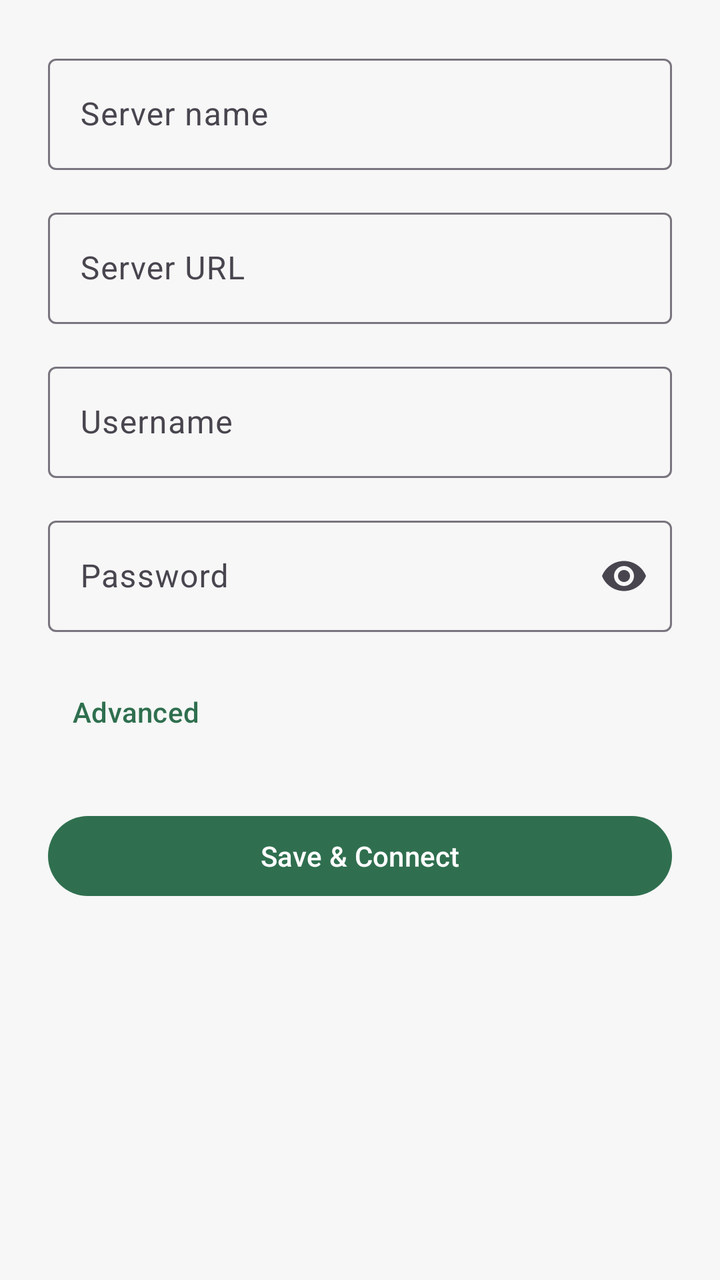
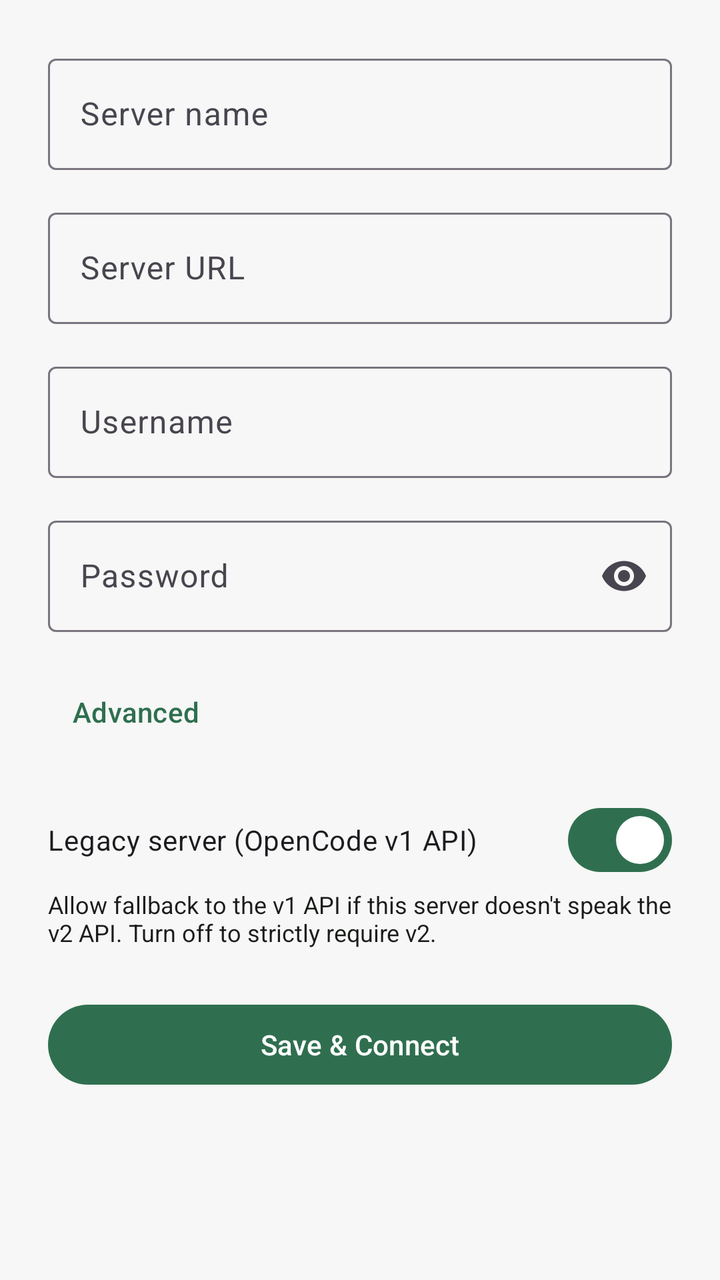

An Android layout rendered at two revisions. The XML below is the earlier revision; the diff shows what the commit changed to produce the second picture.
<!-- AndroidManifest.xml: application theme Theme.OpenCodeWrapper -->
<!-- res/layout/activity_server_edit.xml -->
<?xml version="1.0" encoding="utf-8"?>
<ScrollView xmlns:android="http://schemas.android.com/apk/res/android"
    xmlns:app="http://schemas.android.com/apk/res-auto"
    android:layout_width="match_parent"
    android:layout_height="match_parent"
    android:background="@color/background"
    android:fillViewport="true">

    <LinearLayout
        android:layout_width="match_parent"
        android:layout_height="wrap_content"
        android:orientation="vertical"
        android:padding="24dp">

        <com.google.android.material.textfield.TextInputLayout
            android:id="@+id/serverNameLayout"
            style="@style/Widget.Material3.TextInputLayout.OutlinedBox"
            android:layout_width="match_parent"
            android:layout_height="wrap_content"
            android:hint="@string/label_server_name">

            <com.google.android.material.textfield.TextInputEditText
                android:id="@+id/serverNameInput"
                android:layout_width="match_parent"
                android:layout_height="wrap_content"
                android:inputType="text" />
        </com.google.android.material.textfield.TextInputLayout>

        <com.google.android.material.textfield.TextInputLayout
            android:id="@+id/serverUrlLayout"
            style="@style/Widget.Material3.TextInputLayout.OutlinedBox"
            android:layout_width="match_parent"
            android:layout_height="wrap_content"
            android:layout_marginTop="16dp"
            android:hint="@string/label_server_url">

            <com.google.android.material.textfield.TextInputEditText
                android:id="@+id/serverUrlInput"
                android:layout_width="match_parent"
                android:layout_height="wrap_content"
                android:autofillHints="url"
                android:inputType="textUri" />
        </com.google.android.material.textfield.TextInputLayout>

        <com.google.android.material.textfield.TextInputLayout
            android:id="@+id/usernameLayout"
            style="@style/Widget.Material3.TextInputLayout.OutlinedBox"
            android:layout_width="match_parent"
            android:layout_height="wrap_content"
            android:layout_marginTop="16dp"
            android:hint="@string/label_username">

            <com.google.android.material.textfield.TextInputEditText
                android:id="@+id/usernameInput"
                android:layout_width="match_parent"
                android:layout_height="wrap_content"
                android:inputType="text" />
        </com.google.android.material.textfield.TextInputLayout>

        <com.google.android.material.textfield.TextInputLayout
            android:id="@+id/passwordLayout"
            style="@style/Widget.Material3.TextInputLayout.OutlinedBox"
            android:layout_width="match_parent"
            android:layout_height="wrap_content"
            android:layout_marginTop="16dp"
            android:hint="@string/label_password"
            app:endIconMode="password_toggle">

            <com.google.android.material.textfield.TextInputEditText
                android:id="@+id/passwordInput"
                android:layout_width="match_parent"
                android:layout_height="wrap_content"
                android:inputType="textPassword" />
        </com.google.android.material.textfield.TextInputLayout>

        <com.google.android.material.button.MaterialButton
            android:id="@+id/advancedToggle"
            style="@style/Widget.Material3.Button.TextButton"
            android:layout_width="wrap_content"
            android:layout_height="wrap_content"
            android:layout_marginTop="16dp"
            android:text="@string/label_advanced" />

        <com.google.android.material.textfield.TextInputLayout
            android:id="@+id/authHeaderLayout"
            style="@style/Widget.Material3.TextInputLayout.OutlinedBox"
            android:layout_width="match_parent"
            android:layout_height="wrap_content"
            android:layout_marginTop="8dp"
            android:visibility="gone"
            android:hint="@string/label_auth_header">

            <com.google.android.material.textfield.TextInputEditText
                android:id="@+id/authHeaderInput"
                android:layout_width="match_parent"
                android:layout_height="wrap_content"
                android:inputType="textPassword" />
        </com.google.android.material.textfield.TextInputLayout>

        <TextView
            android:id="@+id/authPrecedenceHint"
            android:layout_width="match_parent"
            android:layout_height="wrap_content"
            android:visibility="gone"
            android:text="@string/hint_auth_precedence"
            android:textColor="@color/on_surface"
            android:textSize="12sp" />

        <com.google.android.material.button.MaterialButton
            android:id="@+id/saveButton"
            android:layout_width="match_parent"
            android:layout_height="wrap_content"
            android:layout_marginTop="24dp"
            android:text="@string/action_save" />

        <TextView
            android:id="@+id/statusText"
            android:layout_width="match_parent"
            android:layout_height="wrap_content"
            android:layout_marginTop="16dp"
            android:textColor="@color/on_surface" />
    </LinearLayout>
</ScrollView>
<!-- resources referenced by this layout -->
<resources>
  <color name="background">#F6F7F6</color>
  <color name="on_surface">#1A1C1A</color>
  <string name="action_save">Save &amp; Connect</string>
  <string name="hint_auth_precedence">If a username is set, it takes precedence over this header.</string>
  <string name="label_advanced">Advanced</string>
  <string name="label_auth_header">Auth header value (optional)</string>
  <string name="label_password">Password</string>
  <string name="label_server_name">Server name</string>
  <string name="label_server_url">Server URL</string>
  <string name="label_username">Username</string>
  <style name="Theme.OpenCodeWrapper" parent="Theme.Material3.DayNight.NoActionBar">
          <item name="colorPrimary">@color/primary</item>
          <item name="colorPrimaryDark" tools:ignore="PrivateResource">@color/primary_dark</item>
          <item name="colorAccent">@color/accent</item>
          <item name="android:windowBackground">@color/background</item>
          
          <item name="android:statusBarColor">?attr/colorSurface</item>
          
          <item name="android:windowOptOutEdgeToEdgeEnforcement" tools:targetApi="35">true</item>
      </style>
  <color name="primary">#2F6F4F</color>
  <color name="primary_dark">#1F4E36</color>
  <color name="accent">#B27A1F</color>
</resources>

<!-- the commit's change to res/layout/activity_server_edit.xml (unified diff, before → after) -->
@@ -106,6 +106,22 @@
             android:textColor="@color/on_surface"
             android:textSize="12sp" />
 
+        <com.google.android.material.materialswitch.MaterialSwitch
+            android:id="@+id/v1CompatSwitch"
+            android:layout_width="match_parent"
+            android:layout_height="wrap_content"
+            android:layout_marginTop="16dp"
+            android:checked="true"
+            android:text="@string/label_v1_compat" />
+
+        <TextView
+            android:id="@+id/v1CompatSummary"
+            android:layout_width="match_parent"
+            android:layout_height="wrap_content"
+            android:text="@string/summary_v1_compat"
+            android:textColor="@color/on_surface"
+            android:textSize="12sp" />
+
         <com.google.android.material.button.MaterialButton
             android:id="@+id/saveButton"
             android:layout_width="match_parent"
<!-- resource entries referenced after the edit -->
@@ -10,6 +10,8 @@
   <string name="label_server_name">Server name</string>
   <string name="label_server_url">Server URL</string>
   <string name="label_username">Username</string>
+  <string name="label_v1_compat">Legacy server (OpenCode v1 API)</string>
+  <string name="summary_v1_compat">Allow fallback to the v1 API if this server doesn\'t speak the v2 API. Turn off to strictly require v2.</string>
   <style name="Theme.OpenCodeWrapper" parent="Theme.Material3.DayNight.NoActionBar">
           <item name="colorPrimary">@color/primary</item>
           <item name="colorPrimaryDark" tools:ignore="PrivateResource">@color/primary_dark</item>
